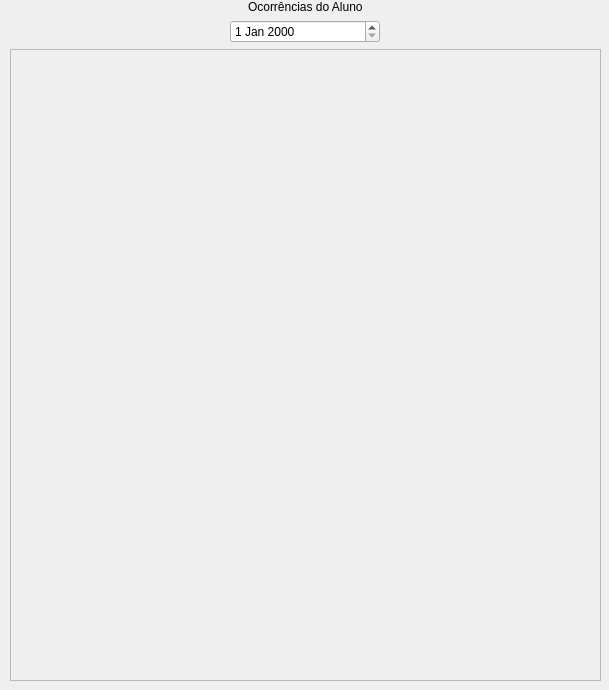
Qt form App/view/ui/report.ui (Senac-SOR-ADS/Gerenciamento-Escolar) before a commit.
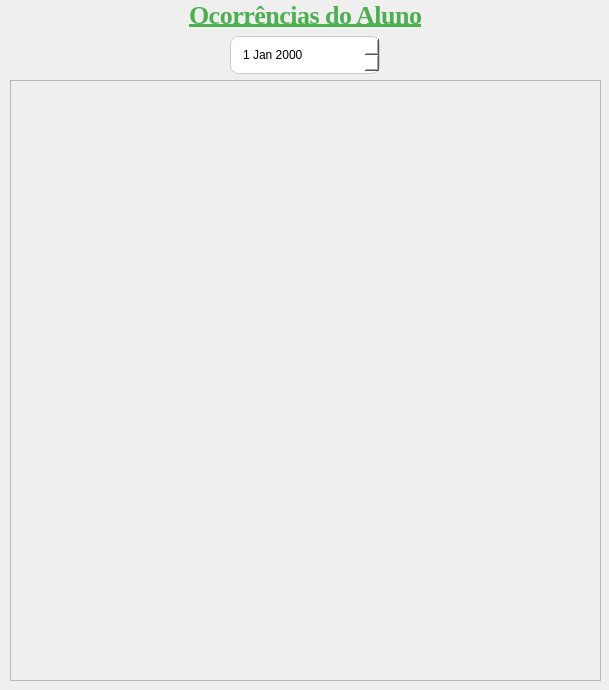
The same form after that commit. Icons and pictures are not drawn.

Commit message: Feat Report Screen

```diff
--- a/App/view/ui/report.ui
+++ b/App/view/ui/report.ui
@@ -11,7 +11,51 @@
    </rect>
   </property>
   <property name="windowTitle">
-   <string>Form</string>
+   <string>Ocorrências</string>
+  </property>
+  <property name="windowIcon">
+   <iconset>
+    <normaloff>imagens/incidente.png</normaloff>imagens/incidente.png</iconset>
+  </property>
+  <property name="styleSheet">
+   <string notr="true">QPushButton {
+    background-color: #4CAF50;
+    color: white;
+    border-radius: 8px;
+	font-size: 13px;
+	font: bold;
+    padding: 6px;
+ 	border: 2px solid #f0f0f0;
+}
+
+QLineEdit, QDateTimeEdit, QComboBox, QTextEdit {
+    border: 1px solid #ccc;
+    border-radius: 8px;
+    padding: 10px;
+    background: white;
+}
+
+QPushButton:hover {
+	background-color: #32cd32
+}
+
+QScrollArea:focus, QDateTimeEdit:focus {
+    border: 2px solid #4CAF50;
+}
+
+QListWidget:hover {
+	border: 2px solid #32cd32;
+}
+
+QLabel {
+	font-family: Georgia, serif;
+  	font-size: 26px;
+ 	font-weight: 700;
+ 	color: #4CAF50;
+  	letter-spacing: -0.5px;
+	text-decoration: underline;
+}
+</string>
   </property>
   <widget class="QWidget" name="verticalLayoutWidget">
    <property name="geometry">
@@ -74,7 +118,7 @@
              <x>0</x>
              <y>0</y>
              <width>583</width>
-             <height>618</height>
+             <height>583</height>
             </rect>
            </property>
           </widget>
```
The commit also changes 2 other files.
